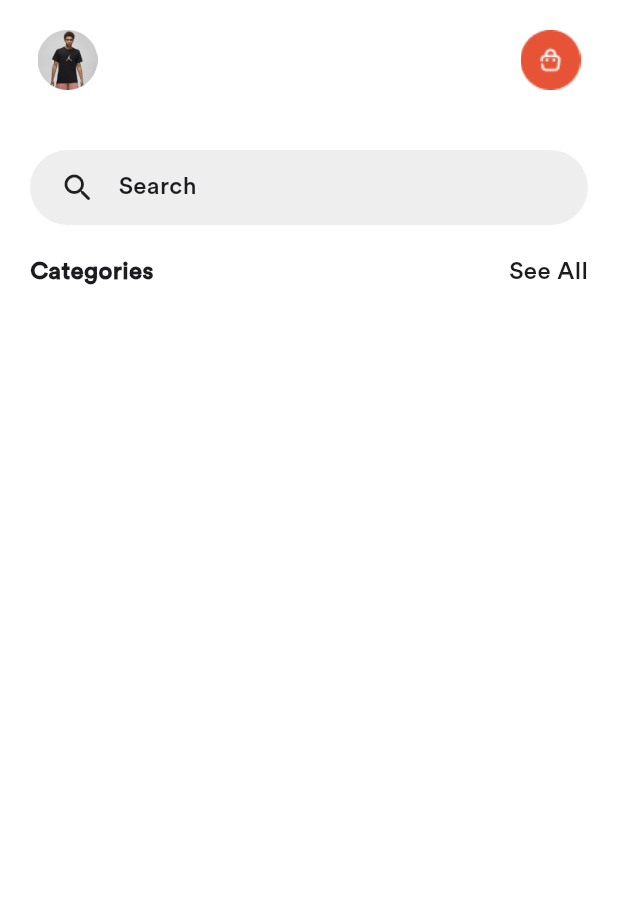
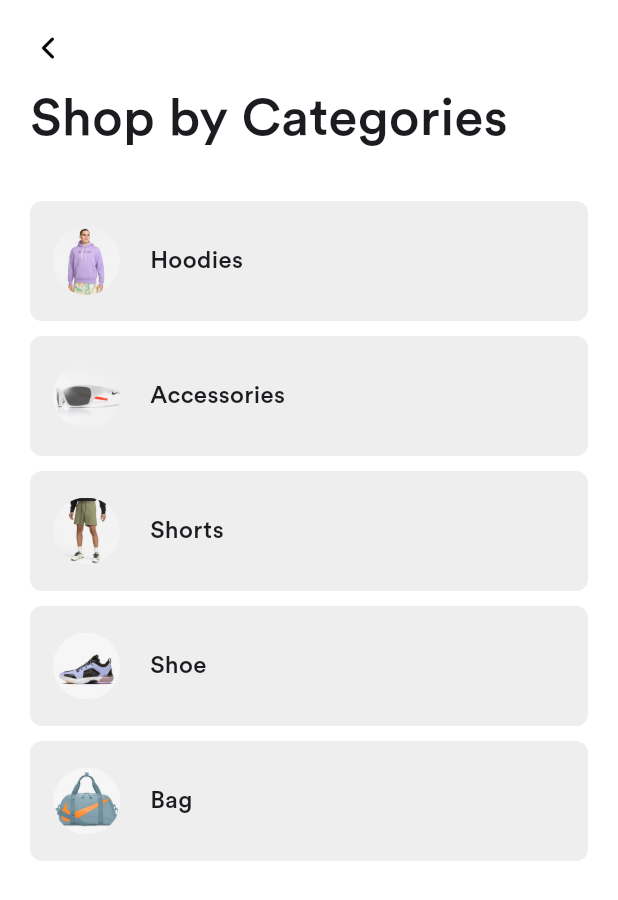
Before and after one commit to devdhan/Benstores, a Flutter app: the screen it shows after launch, after a tap on "See All", on a phone screen of 412 x 824 dp. Shown: the top 900 px of the screen. Run offline on Flutter 3.47's test engine with Material 3 defaults, Android fonts, the phone set to English and light mode, and no system bars.

Commit message:
dashboard and categories screen

```diff
--- /dev/null
+++ b/lib/pages/homepages/category.dart
@@ -0,0 +1,219 @@
+import 'package:flutter/material.dart';
+
+class Category extends StatelessWidget {
+  const Category({super.key});
+
+  @override
+  Widget build(BuildContext context) {
+    return Scaffold(
+      backgroundColor: const Color(0xFFFFFFFF),
+      body: SafeArea(
+        child: Padding(
+          padding: const EdgeInsets.symmetric(horizontal: 20.0, vertical: 20.0),
+          child: Column(
+            crossAxisAlignment: CrossAxisAlignment.start,
+            children: [
+              Padding(
+                padding: const EdgeInsets.only(bottom: 10.0),
+                child: GestureDetector(
+                  onTap: () {
+                    Navigator.pop(context);
+                  },
+                  child: Image.asset(
+                    'assets/left.png',
+                    height: 24,
+                    width: 24,
+                  ),
+                ),
+              ),
+              const Text(
+                'Shop by Categories',
+                style: TextStyle(fontFamily: 'CircularStd', fontSize: 35),
+              ),
+              const SizedBox(height: 30),
+              GestureDetector(
+                onTap: () {
+                  print('Hoodies pressed');
+                },
+                child: Container(
+                  height: 80,
+                  width: double.infinity,
+                  decoration: const BoxDecoration(
+                      color: Color(0x39B3B3B3),
+                      borderRadius: BorderRadius.all(Radius.circular(8))),
+                  child: Padding(
+                    padding: const EdgeInsets.symmetric(
+                        vertical: 15.0, horizontal: 15.0),
+                    child: Row(
+                      children: [
+                        Image.asset(
+                          'assets/hoodie.png',
+                          width: 45,
+                          height: 45,
+                        ),
+                        const SizedBox(
+                          width: 20.0,
+                        ),
+                        const Text(
+                          'Hoodies',
+                          style: TextStyle(
+                            fontFamily: 'CircularStd',
+                            fontSize: 16,
+                          ),
+                        ),
+                      ],
+                    ),
+                  ),
+                ),
+              ),
+              const SizedBox(height: 10),
+              GestureDetector(
+                onTap: () {
+                  print('Accessories pressed');
+                },
+                child: Container(
+                  height: 80,
+                  width: double.infinity,
+                  decoration: const BoxDecoration(
+                      color: Color(0x39B3B3B3),
+                      borderRadius: BorderRadius.all(Radius.circular(8))),
+                  child: Padding(
+                    padding: const EdgeInsets.symmetric(
+                        vertical: 15.0, horizontal: 15.0),
+                    child: Row(
+                      children: [
+                        Image.asset(
+                          'assets/accessories.png',
+                          width: 45,
+                          height: 45,
+                        ),
+                        const SizedBox(
+                          width: 20.0,
+                        ),
+                        const Text(
+                          'Accessories',
+                          style: TextStyle(
+                            fontFamily: 'CircularStd',
+                            fontSize: 16,
+                          ),
+                        ),
+                      ],
+                    ),
+                  ),
+                ),
+              ),
+              const SizedBox(height: 10),
+              GestureDetector(
+                onTap: () {
+                  print('Shorts pressed');
+                },
+                child: Container(
+                  height: 80,
+                  width: double.infinity,
+                  decoration: const BoxDecoration(
+                      color: Color(0x39B3B3B3),
+                      borderRadius: BorderRadius.all(Radius.circular(8))),
+                  child: Padding(
+                    padding: const EdgeInsets.symmetric(
+                        vertical: 15.0, horizontal: 15.0),
+                    child: Row(
+                      children: [
+                        Image.asset(
+                          'assets/shorts.png',
+                          width: 45,
+                          height: 45,
+                        ),
+                        const SizedBox(
+                          width: 20.0,
+                        ),
+                        const Text(
+                          'Shorts',
+                          style: TextStyle(
+                            fontFamily: 'CircularStd',
+                            fontSize: 16,
+                          ),
+                        ),
+                      ],
+                    ),
+                  ),
+                ),
+              ),
+              const SizedBox(height: 10),
+              GestureDetector(
+                onTap: () {
+                  print('Shoe pressed');
+                },
+                child: Container(
+                  height: 80,
+                  width: double.infinity,
+                  decoration: const BoxDecoration(
+                      color: Color(0x39B3B3B3),
+                      borderRadius: BorderRadius.all(Radius.circular(8))),
+                  child: Padding(
+                    padding: const EdgeInsets.symmetric(
+                        vertical: 15.0, horizontal: 15.0),
+                    child: Row(
+                      children: [
+                        Image.asset(
+                          'assets/shoe.png',
+                          width: 45,
+                          height: 45,
+                        ),
+                        const SizedBox(
+                          width: 20.0,
+                        ),
+                        const Text(
+                          'Shoe',
+                          style: TextStyle(
+                            fontFamily: 'CircularStd',
+                            fontSize: 16,
+                          ),
+                        ),
+                      ],
+                    ),
+                  ),
+                ),
+              ),
+              const SizedBox(height: 10),
+              GestureDetector(
+                onTap: () {
+                  print('Bag pressed');
+                },
+                child: Container(
+                  height: 80,
+                  width: double.infinity,
+                  decoration: const BoxDecoration(
+                      color: Color(0x39B3B3B3),
+                      borderRadius: BorderRadius.all(Radius.circular(8))),
+                  child: Padding(
+                    padding: const EdgeInsets.symmetric(
+                        vertical: 15.0, horizontal: 15.0),
+                    child: Row(
+                      children: [
+                        Image.asset(
+                          'assets/bag.png',
+                          width: 45,
+                          height: 45,
+                        ),
+                        const SizedBox(
+                          width: 20.0,
+                        ),
+                        const Text(
+                          'Bag',
+                          style: TextStyle(
+                            fontFamily: 'CircularStd',
+                            fontSize: 16,
+                          ),
+                        ),
+                      ],
+                    ),
+                  ),
+                ),
+              ),
+            ],
+          ),
+        ),
+      ),
+    );
+  }
+}
--- /dev/null
+++ b/lib/pages/homepages/category_item.dart
@@ -0,0 +1,40 @@
+import 'package:flutter/material.dart';
+
+class CategoryItem extends StatelessWidget {
+  final String imagePath;
+  final String label;
+
+  const CategoryItem({
+    super.key,
+    required this.imagePath,
+    required this.label,
+  });
+
+  @override
+  Widget build(BuildContext context) {
+    return SizedBox(
+      height: 120,
+      width: 80,
+      child: Column(
+        mainAxisAlignment: MainAxisAlignment.center,
+        children: [
+          Image.asset(
+            imagePath,
+            width: 80,
+            height: 80,
+          ),
+          const SizedBox(
+            height: 10,
+          ),
+          Text(
+            label,
+            style: const TextStyle(
+              fontFamily: 'CircularStd',
+              fontSize: 14,
+            ),
+          ),
+        ],
+      ),
+    );
+  }
+}
--- a/lib/pages/homepages/dashboard.dart
+++ b/lib/pages/homepages/dashboard.dart
@@ -1,26 +1,34 @@
+import 'package:benstore/pages/homepages/category.dart';
+import 'package:benstore/pages/homepages/category_item.dart';
 import 'package:flutter/material.dart';
 
 class Dashboard extends StatelessWidget {
   const Dashboard({super.key});
 
+  void shopcategory(BuildContext context) {
+    Navigator.push(
+      context,
+      MaterialPageRoute(builder: (context) => Category()),
+    );
+  }
+
   @override
   Widget build(BuildContext context) {
     return Scaffold(
       backgroundColor: const Color(0xFFFFFFFF),
-      body: SafeArea(
+      body: SingleChildScrollView(
+        child: SafeArea(
           child: Column(
             crossAxisAlignment: CrossAxisAlignment.start,
             children: [
               Padding(
-              padding:
-                  const EdgeInsets.symmetric(horizontal: 25.0, vertical: 20.0),
+                padding: const EdgeInsets.symmetric(
+                    horizontal: 25.0, vertical: 20.0),
                 child: Row(
                   mainAxisAlignment: MainAxisAlignment.spaceBetween,
                   children: [
                     GestureDetector(
-                    onTap: () {
-                      print("Profile picture tapped");
-                    },
+                      onTap: () {},
                       child: Image.asset(
                         'assets/profilepic.png',
                         width: 40,
@@ -28,9 +36,7 @@ class Dashboard extends StatelessWidget {
                       ),
                     ),
                     GestureDetector(
-                    onTap: () {
-                      print("Cart icon tapped");
-                    },
+                      onTap: () {},
                       child: Image.asset(
                         'assets/carticon.png',
                         width: 40,
@@ -92,9 +98,7 @@ class Dashboard extends StatelessWidget {
                       ),
                     ),
                     GestureDetector(
-                    onTap: () {
-                      print('sell all tapped');
-                    },
+                      onTap: () => shopcategory(context),
                       child: const Text(
                         'See All',
                         style: TextStyle(
@@ -105,8 +109,84 @@ class Dashboard extends StatelessWidget {
                     ),
                   ],
                 ),
-            )
+              ),
+              const SizedBox(
+                height: 20.0,
+              ),
+              const SingleChildScrollView(
+                scrollDirection: Axis.horizontal,
+                child: Row(
+                  children: [
+                    Padding(
+                        padding: EdgeInsets.only(left: 20.0),
+                        child: CategoryItem(
+                          imagePath: 'assets/hoodie.png',
+                          label: 'Hoodies',
+                        )),
+                    SizedBox(
+                      width: 10.0,
+                    ),
+                    CategoryItem(
+                      imagePath: 'assets/shorts.png',
+                      label: 'Shorts',
+                    ),
+                    SizedBox(
+                      width: 10.0,
+                    ),
+                    CategoryItem(
+                      imagePath: 'assets/shoe.png',
+                      label: 'Shoe',
+                    ),
+                    SizedBox(
+                      width: 10.0,
+                    ),
+                    CategoryItem(
+                      imagePath: 'assets/bag.png',
+                      label: 'Bag',
+                    ),
+                    SizedBox(
+                      width: 10.0,
+                    ),
+                    Padding(
+                      padding: EdgeInsets.only(right: 20.0),
+                      child: CategoryItem(
+                          imagePath: 'assets/accessories.png',
+                          label: 'Accessories'),
+                    ),
                   ],
+                ),
+              ),
+              const SizedBox(
+                height: 20.0,
+              ),
+              Padding(
+                padding: const EdgeInsets.symmetric(horizontal: 20.0),
+                child: Row(
+                  mainAxisAlignment: MainAxisAlignment.spaceBetween,
+                  children: [
+                    const Text(
+                      'Top Selling',
+                      style: TextStyle(
+                        fontFamily: 'CircularStd',
+                        fontSize: 16,
+                        fontWeight: FontWeight.bold,
+                      ),
+                    ),
+                    GestureDetector(
+                      onTap: () {},
+                      child: const Text(
+                        'See All',
+                        style: TextStyle(
+                          fontFamily: 'CircularStd',
+                          fontSize: 16,
+                        ),
+                      ),
+                    ),
+                  ],
+                ),
+              ),
+            ],
+          ),
         ),
       ),
     );
```
Also changed, not shown: assets/accessories.png (added), assets/bag.png (added), assets/hoodie.png (added), assets/shoe.png (added), assets/shorts.png (added). Lines whose indentation alone changed are shown as unchanged.
